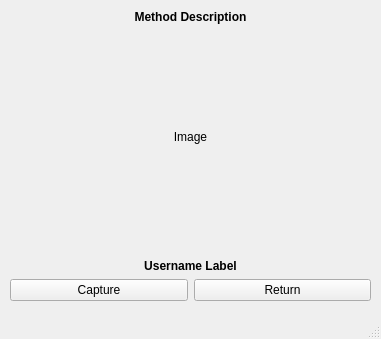
Old version of the form UI/ValidateUserWindow.ui in the repository quinjan/Palm-Print-Validation-Using-Inception-Resnet.
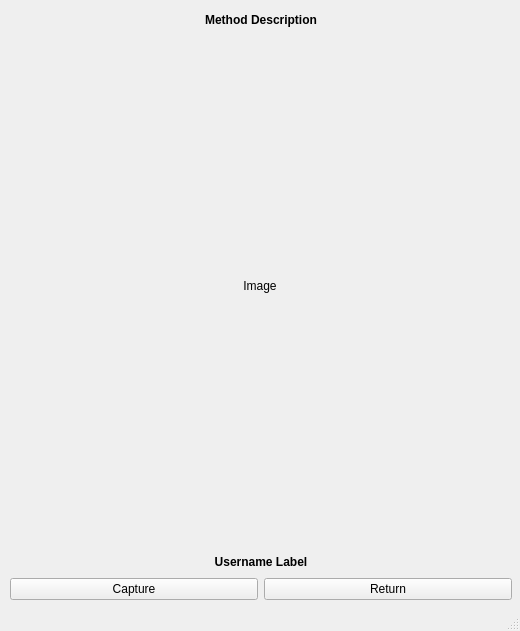
New version of the form.

What changed in the file:
```diff
--- a/UI/ValidateUserWindow.ui
+++ b/UI/ValidateUserWindow.ui
@@ -6,8 +6,8 @@
    <rect>
     <x>0</x>
     <y>0</y>
-    <width>381</width>
-    <height>339</height>
+    <width>520</width>
+    <height>631</height>
    </rect>
   </property>
   <property name="windowTitle">
@@ -19,8 +19,8 @@
      <rect>
       <x>10</x>
       <y>10</y>
-      <width>361</width>
-      <height>291</height>
+      <width>502</width>
+      <height>593</height>
      </rect>
     </property>
     <layout class="QVBoxLayout" name="verticalLayout">
@@ -50,15 +50,15 @@
      <item>
       <widget class="QLabel" name="imageLabel">
        <property name="sizePolicy">
-        <sizepolicy hsizetype="Preferred" vsizetype="MinimumExpanding">
+        <sizepolicy hsizetype="Fixed" vsizetype="Fixed">
          <horstretch>0</horstretch>
          <verstretch>0</verstretch>
         </sizepolicy>
        </property>
        <property name="minimumSize">
         <size>
-         <width>0</width>
-         <height>0</height>
+         <width>500</width>
+         <height>500</height>
         </size>
        </property>
        <property name="text">
```
Left out of the diff: 2 changed lines with no effect on the pictures.
